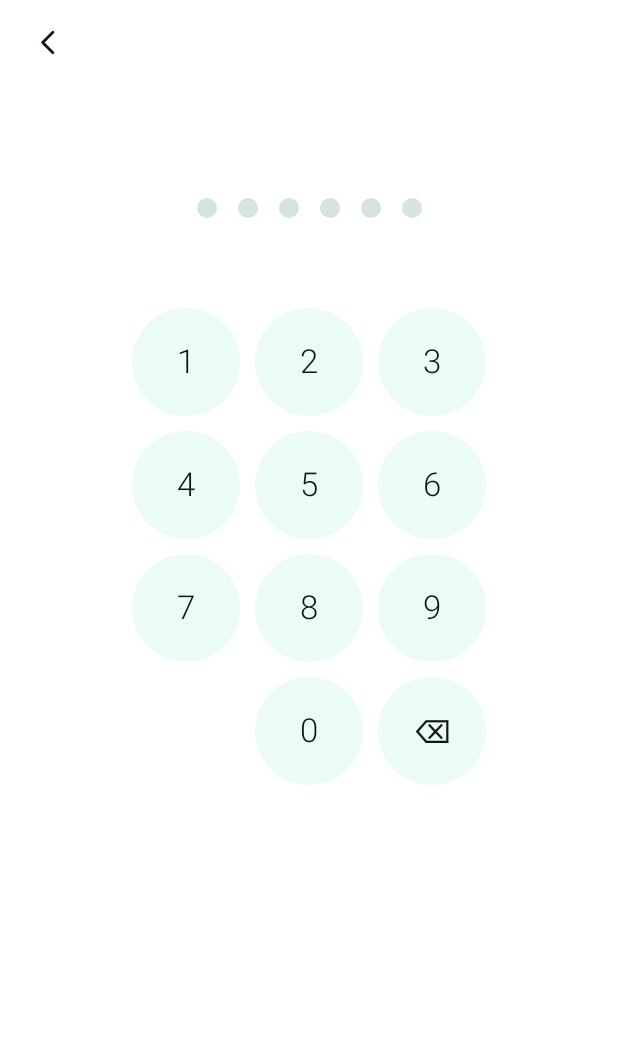
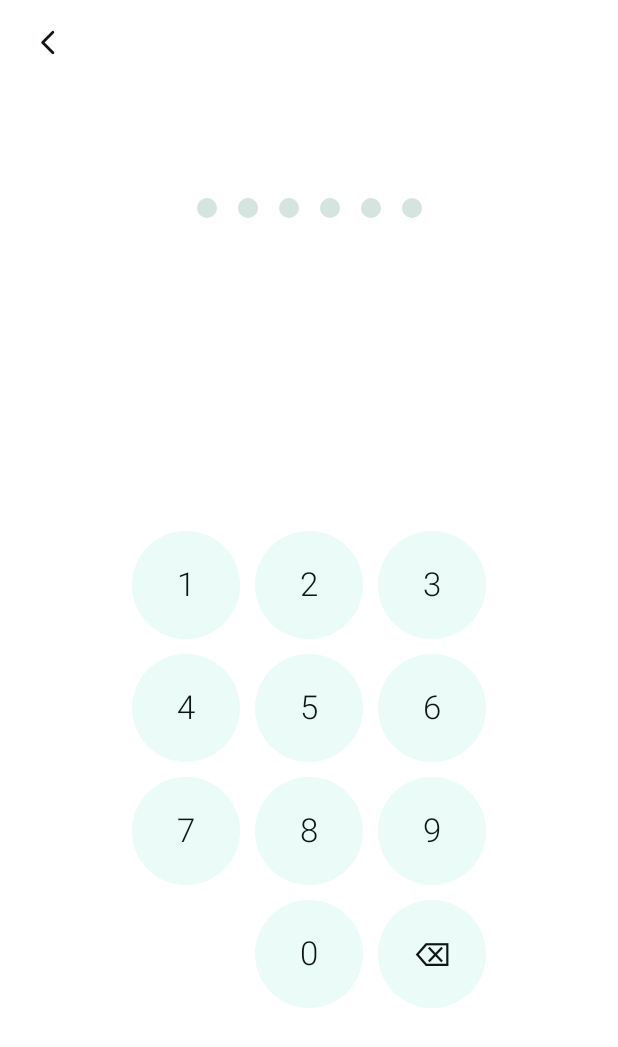
Before and after one commit to mjkang0987/pika-player, an Android app built with Jetpack Compose: the composable PinScreen called with empty values, on a phone screen of 412 x 824 dp. Shown: the top 1047 px of the screen. Run offline under Robolectric (Android 15) with nearby library versions, the phone set to English and light mode, and no system bars.

Commit message:
PIN 숫자판이 화면에 맞춰 줄어들게
키를 72dp 로 못 박아 두어 4줄 + 여백이 318dp 였다. 작은 기기(≈327×558dp)에서는
숫자판에 돌아가는 높이가 240dp 뿐이라 마지막 줄(0·지우기)이 하단 네비게이션에
잘렸다.

남는 높이에 맞춰 키를 48~72dp 사이에서 정한다. 큰 화면에서는 전과 같은 72dp
이고, 작은 화면에서만 줄어든다.

스크롤로 해결하지 않았다. 숫자판은 한눈에 다 보여야 누를 수 있는 물건이라,
아래로 내려야 0 이 나오는 것은 잘려 보이는 것과 다르지 않다.

앞서 이 증상을 인셋 문제로 두 번 잘못 짚었다. 인셋은 정상이었고 내용이 자리보다
컸던 것이다.

Co-Authored-By: Claude Opus 5 <noreply@anthropic.com>
Claude-Session: https://claude.ai/code/session_01HEj3qpi96pjaaEihcazEcc

```diff
--- a/app/src/main/java/com/pikaworks/pikaplayer/ui/vault/PinScreen.kt
+++ b/app/src/main/java/com/pikaworks/pikaplayer/ui/vault/PinScreen.kt
@@ -4,6 +4,7 @@ import androidx.compose.foundation.background
 import androidx.compose.foundation.clickable
 import androidx.compose.foundation.layout.Arrangement
 import androidx.compose.foundation.layout.Box
+import androidx.compose.foundation.layout.BoxWithConstraints
 import androidx.compose.foundation.layout.Column
 import androidx.compose.foundation.layout.Row
 import androidx.compose.foundation.layout.Spacer
@@ -23,6 +24,7 @@ import androidx.compose.ui.Modifier
 import androidx.compose.ui.draw.clip
 import androidx.compose.ui.text.font.FontWeight
 import androidx.compose.ui.text.style.TextAlign
+import androidx.compose.ui.unit.Dp
 import androidx.compose.ui.unit.dp
 import androidx.compose.ui.unit.sp
 import com.pikaworks.pikaplayer.ui.AppIcons
@@ -95,10 +97,31 @@ fun PinScreen(
             Text(message, fontSize = 12.sp, color = colors.textMeta, textAlign = TextAlign.Center)
         }
 
-        Spacer(Modifier.height(20.dp))
-        Keypad(enabled = !locked, onDigit = onDigit, onBackspace = onBackspace)
+        Spacer(Modifier.height(16.dp))
+        // 숫자판은 남는 높이에 맞춘다.
+        //
+        // 72dp 로 못 박아 두었더니 4줄 + 여백이 318dp 였고, 작은 기기(≈558dp
+        // 높이)에서는 하단 네비게이션에 마지막 줄이 잘렸다. 숫자판은 스크롤할
+        // 것이 아니라 한눈에 다 보여야 하는 물건이라, 자리에 맞춰 줄인다.
+        BoxWithConstraints(
+            modifier = Modifier.weight(1f).fillMaxWidth(),
+            contentAlignment = Alignment.Center,
+        ) {
+            val gaps = KEY_GAP * 3
+            // 아래쪽에 조금 남겨 둔다. 딱 맞추면 붙어 보인다.
+            val keySize = ((maxHeight - gaps - 12.dp) / 4).coerceIn(48.dp, 72.dp)
+            Keypad(
+                keySize = keySize,
+                enabled = !locked,
+                onDigit = onDigit,
+                onBackspace = onBackspace,
+            )
+        }
     }
 }
+
+/** 숫자 사이 간격. 키 크기를 계산할 때도 쓴다. */
+private val KEY_GAP = 10.dp
 
 /** 남은 시간을 사람이 읽는 단위로. 초 단위까지 보여주면 계속 다시 그려야 한다. */
 private fun formatWait(ms: Long): String {
@@ -107,31 +130,37 @@ private fun formatWait(ms: Long): String {
 }
 
 @Composable
-private fun Keypad(enabled: Boolean, onDigit: (Char) -> Unit, onBackspace: () -> Unit) {
+private fun Keypad(
+    keySize: Dp,
+    enabled: Boolean,
+    onDigit: (Char) -> Unit,
+    onBackspace: () -> Unit,
+) {
     Column(
         horizontalAlignment = Alignment.CenterHorizontally,
-        verticalArrangement = Arrangement.spacedBy(10.dp),
+        verticalArrangement = Arrangement.spacedBy(KEY_GAP),
     ) {
         listOf("123", "456", "789").forEach { line ->
-            Row(horizontalArrangement = Arrangement.spacedBy(10.dp)) {
-                line.forEach { digit -> Key(digit.toString(), enabled) { onDigit(digit) } }
+            Row(horizontalArrangement = Arrangement.spacedBy(KEY_GAP)) {
+                line.forEach { digit -> Key(digit.toString(), keySize, enabled) { onDigit(digit) } }
             }
         }
-        Row(horizontalArrangement = Arrangement.spacedBy(10.dp)) {
-            Spacer(Modifier.width(72.dp))
-            Key("0", enabled) { onDigit('0') }
-            Key("⌫", enabled, onClick = onBackspace)
+        Row(horizontalArrangement = Arrangement.spacedBy(KEY_GAP)) {
+            // 1·4·7 줄과 세로로 맞추려고 빈자리를 채운다.
+            Spacer(Modifier.width(keySize))
+            Key("0", keySize, enabled) { onDigit('0') }
+            Key("⌫", keySize, enabled, onClick = onBackspace)
         }
     }
 }
 
 @Composable
-private fun Key(label: String, enabled: Boolean, onClick: () -> Unit) {
+private fun Key(label: String, size: Dp, enabled: Boolean, onClick: () -> Unit) {
     val colors = PikaTheme.colors
     Box(
         modifier = Modifier
-            .size(72.dp)
-            .clip(RoundedCornerShape(36.dp))
+            .size(size)
+            .clip(RoundedCornerShape(size / 2))
             .background(colors.surface)
             .then(if (enabled) Modifier.clickable(onClick = onClick) else Modifier),
         contentAlignment = Alignment.Center,
```
